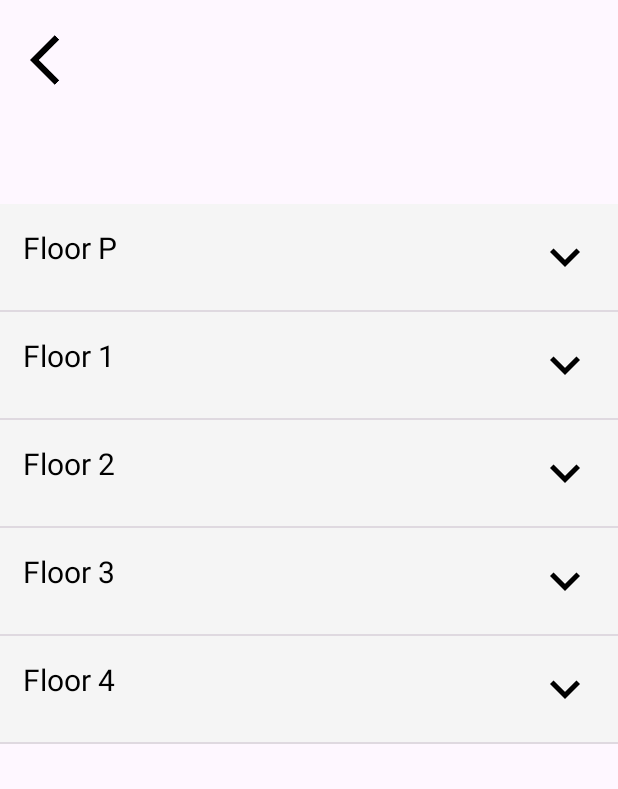
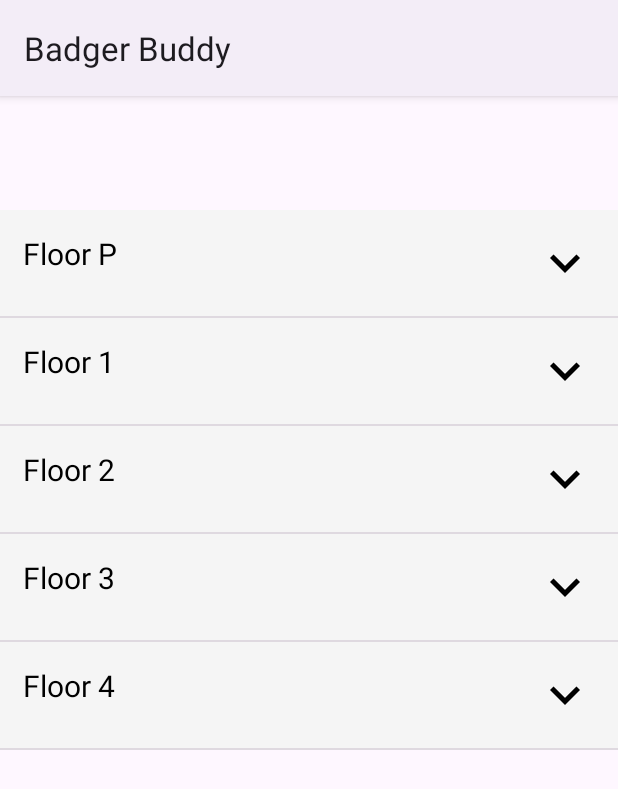
Before and after one commit to r-jiang9/BadgerBuddy, an Android app: the BuildingFloorActivity screen opened directly, with no data from a screen before it, on a phone screen of 412 x 824 dp. Shown: the top 789 px of the screen. Run offline under Robolectric (Android 15) with nearby library versions, the phone set to English and light mode, and no system bars.

Commit message:
implemented full list activity and connected with building floor activity

```diff
--- a/app/src/main/java/com/cs407/badgerbuddy/BuildingFloorActivity.java
+++ b/app/src/main/java/com/cs407/badgerbuddy/BuildingFloorActivity.java
@@ -1,8 +1,12 @@
 package com.cs407.badgerbuddy;
 
+import androidx.annotation.NonNull;
 import androidx.appcompat.app.AppCompatActivity;
 
 import android.os.Bundle;
+import android.view.Menu;
+import android.view.MenuInflater;
+import android.view.MenuItem;
 import android.view.View;
 import android.widget.ExpandableListView;
 import android.widget.ImageButton;
@@ -28,7 +32,7 @@ public class BuildingFloorActivity extends AppCompatActivity {
         setContentView(R.layout.activity_building_floor);
 
         String title = getIntent().getStringExtra("title");
-        String address = getIntent().getStringExtra("address");
+        address = getIntent().getStringExtra("address");
 
         TextView tvTitle = findViewById(R.id.tv_title);
         TextView tvAddress = findViewById(R.id.tv_address);
@@ -36,13 +40,6 @@ public class BuildingFloorActivity extends AppCompatActivity {
         tvTitle.setText(title);
         tvAddress.setText(address);
 
-        ImageButton imageButton = findViewById(R.id.btn_back);
-        imageButton.setOnClickListener(new View.OnClickListener() {
-            @Override
-            public void onClick(View view) {
-                finish();
-            }
-        });
         // reset data
         initData();
 
@@ -69,5 +66,33 @@ public class BuildingFloorActivity extends AppCompatActivity {
         listDataChild.put(listDataHeader.get(2), R.drawable.memu_2);
         listDataChild.put(listDataHeader.get(3), R.drawable.memu_3);
         listDataChild.put(listDataHeader.get(4), R.drawable.memu_4);
+
+    }
+
+    @Override
+    public boolean onCreateOptionsMenu(Menu menu) {
+        MenuInflater inflater = getMenuInflater();
+        inflater.inflate(R.menu.list_menu, menu);
+        return super.onCreateOptionsMenu(menu);
+    }
+
+    @Override
+    public boolean onPrepareOptionsMenu(Menu menu){
+        menu.clear();
+        for(int i=0; i<ListActivity.listElements.size(); i++){
+            menu.add(0, i, Menu.NONE, ListActivity.listElements.get(i).toString());
+        }
+        return super.onPrepareOptionsMenu(menu);
+    }
+
+    @Override
+    public boolean onOptionsItemSelected(@NonNull MenuItem item) {
+        for(int i=0; i<ListActivity.listElements.size(); i++){
+            if(i == item.getItemId()){
+                //save address
+                ListActivity.listElements.get(i).addElement(address);
+            }
+        }
+        return super.onOptionsItemSelected(item);
     }
 }
--- a/app/src/main/java/com/cs407/badgerbuddy/ListActivity.java
+++ b/app/src/main/java/com/cs407/badgerbuddy/ListActivity.java
@@ -19,7 +19,7 @@ public class ListActivity extends AppCompatActivity {
     ListAdapter listAdapter;
     EditText listName;
     ActivityListBinding binding;
-    ArrayList<DisplayListModel> listElements = new ArrayList<>();
+    static ArrayList<DisplayListModel> listElements = new ArrayList<>();
     Button button;
 
     @Override
--- a/app/src/main/java/com/cs407/badgerbuddy/MainActivity.java
+++ b/app/src/main/java/com/cs407/badgerbuddy/MainActivity.java
@@ -146,7 +146,7 @@ public class MainActivity extends AppCompatActivity implements OnMapReadyCallbac
 
     //go to ListActivity when clicking button
     public void clickListButton(View view){
-        startActivity(new Intent(HomeActivity.this, ListActivity.class));
+        startActivity(new Intent(MainActivity.this, ListActivity.class));
     }
 
     @Override
--- a/app/src/main/res/layout/activity_building_floor.xml
+++ b/app/src/main/res/layout/activity_building_floor.xml
@@ -15,15 +15,6 @@
         app:layout_constraintEnd_toEndOf="parent"
         app:layout_constraintStart_toStartOf="parent"
         app:layout_constraintTop_toTopOf="parent">
-
-        <ImageButton
-            android:id="@+id/btn_back"
-            android:layout_width="40dp"
-            android:layout_height="40dp"
-            android:background="@android:color/transparent"
-            android:scaleType="fitCenter"
-            android:layout_marginTop="20dp"
-            android:src="@drawable/baseline_arrow_back_ios_black" />
 
         <TextView
             android:id="@+id/tv_title"
--- a/app/src/main/res/layout/activity_main.xml
+++ b/app/src/main/res/layout/activity_main.xml
@@ -4,7 +4,7 @@
     xmlns:tools="http://schemas.android.com/tools"
     android:layout_width="match_parent"
     android:layout_height="match_parent"
-    tools:context=".HomeActivity">
+    tools:context=".MainActivity">
 
     <androidx.fragment.app.FragmentContainerView
         android:layout_width="match_parent"
--- /dev/null
+++ b/app/src/main/res/menu/list_menu.xml
@@ -0,0 +1,4 @@
+<?xml version="1.0" encoding="utf-8"?>
+<menu xmlns:android="http://schemas.android.com/apk/res/android">
+
+</menu>
--- a/app/src/main/res/values/themes.xml
+++ b/app/src/main/res/values/themes.xml
@@ -1,6 +1,6 @@
 <resources xmlns:tools="http://schemas.android.com/tools">
     <!-- Base application theme. -->
-    <style name="Base.Theme.BadgerBuddy" parent="Theme.Material3.DayNight.NoActionBar">
+    <style name="Base.Theme.BadgerBuddy" parent="Theme.Material3.DayNight">
         <!-- Customize your light theme here. -->
         <!-- <item name="colorPrimary">@color/my_light_primary</item> -->
         <item name="android:statusBarColor" tools:targetApi="l">@color/white</item>
```
Also changed, not shown: app/src/main/AndroidManifest.xml (+14 -7 lines), app/src/main/java/com/cs407/badgerbuddy/CreateListActivity.java (deleted, +0 -30 lines), app/src/main/java/com/cs407/badgerbuddy/DisplayListActivity.java (added, +45 -0 lines), app/src/main/java/com/cs407/badgerbuddy/DisplayListModel.java (+5 -9 lines), app/src/main/res/layout/activity_create_list.xml (deleted, +0 -28 lines), app/src/main/res/layout/activity_display_list.xml (added, +24 -0 lines).
